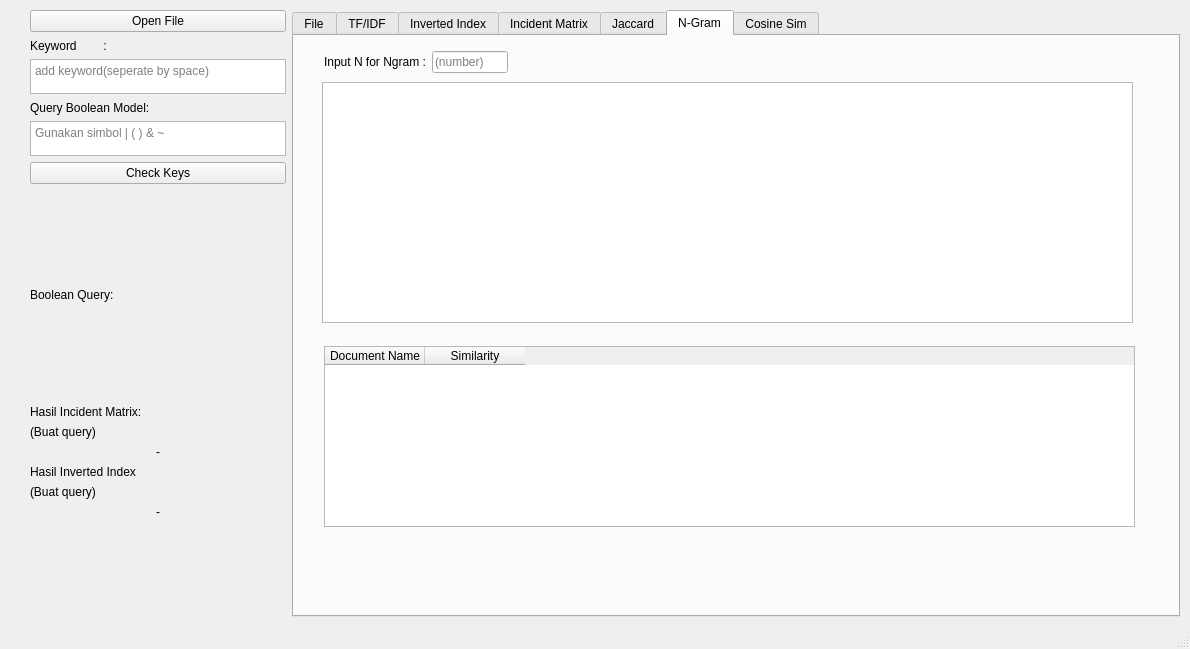
First picture: the form in main.ui, repository andre002wp/STKI-Semester-5, before the edit.
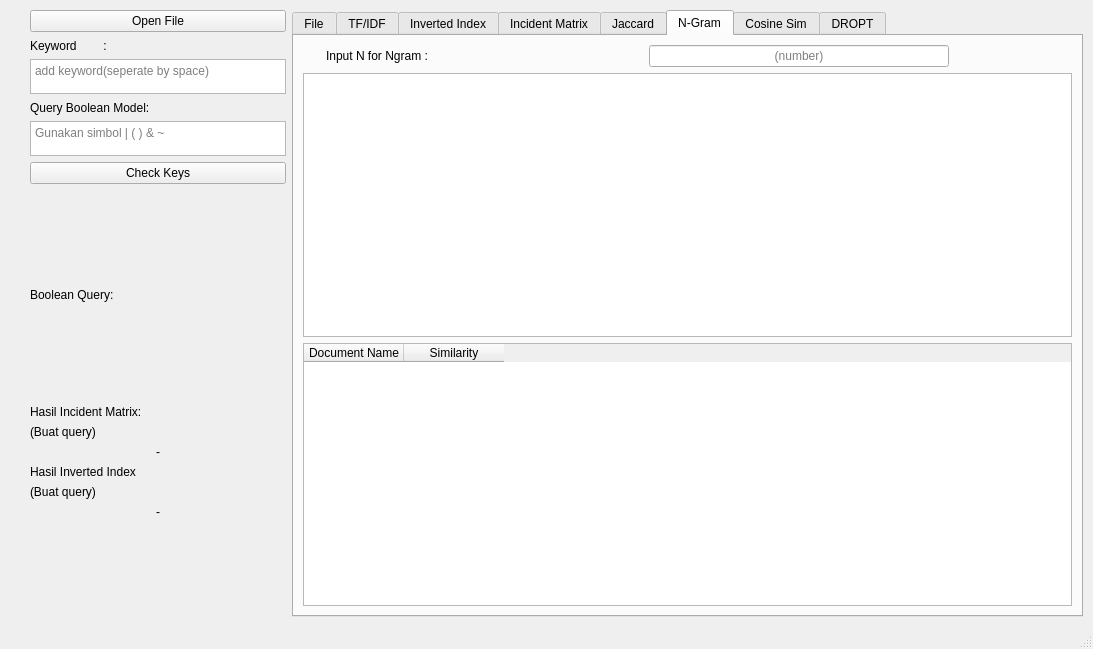
Second picture: the form after the edit. The open tabs and pages were chosen to show the change.

```diff
--- a/main.ui
+++ b/main.ui
@@ -6,7 +6,7 @@
    <rect>
     <x>0</x>
     <y>0</y>
-    <width>1190</width>
+    <width>1093</width>
     <height>649</height>
    </rect>
   </property>
@@ -243,7 +243,7 @@
            </sizepolicy>
           </property>
           <property name="currentIndex">
-           <number>0</number>
+           <number>7</number>
           </property>
           <widget class="QWidget" name="tab">
            <property name="sizePolicy">
@@ -570,15 +570,9 @@
            <attribute name="title">
             <string>Jaccard</string>
            </attribute>
+           <layout class="QGridLayout" name="gridLayout_5">
+            <item row="0" column="0">
            <widget class="QTextEdit" name="txt_jaccard_result">
-            <property name="geometry">
-             <rect>
-              <x>28</x>
-              <y>26</y>
-              <width>811</width>
-              <height>261</height>
-             </rect>
-            </property>
             <property name="font">
              <font>
               <pointsize>10</pointsize>
@@ -588,15 +582,9 @@
              <bool>true</bool>
             </property>
            </widget>
+            </item>
+            <item row="1" column="0">
            <widget class="QTableWidget" name="jaccard_result_table">
-            <property name="geometry">
-             <rect>
-              <x>30</x>
-              <y>310</y>
-              <width>811</width>
-              <height>181</height>
-             </rect>
-            </property>
             <column>
              <property name="text">
               <string>Document Name</string>
@@ -608,64 +596,30 @@
              </property>
             </column>
            </widget>
+            </item>
+           </layout>
           </widget>
           <widget class="QWidget" name="tab_6">
            <attribute name="title">
             <string>N-Gram</string>
            </attribute>
-           <widget class="QTableWidget" name="n_gram_result_table">
-            <property name="geometry">
-             <rect>
-              <x>30</x>
-              <y>310</y>
-              <width>811</width>
-              <height>181</height>
-             </rect>
-            </property>
-            <column>
-             <property name="text">
-              <string>Document Name</string>
-             </property>
-            </column>
-            <column>
-             <property name="text">
-              <string>Similarity</string>
-             </property>
-            </column>
-           </widget>
-           <widget class="QTextEdit" name="txt_ngram_result">
-            <property name="geometry">
-             <rect>
-              <x>28</x>
-              <y>46</y>
-              <width>811</width>
-              <height>241</height>
-             </rect>
-            </property>
-            <property name="font">
-             <font>
-              <pointsize>10</pointsize>
-             </font>
-            </property>
-            <property name="readOnly">
-             <bool>true</bool>
-            </property>
-           </widget>
-           <widget class="QWidget" name="horizontalLayoutWidget">
-            <property name="geometry">
-             <rect>
-              <x>30</x>
-              <y>10</y>
-              <width>184</width>
-              <height>32</height>
-             </rect>
-            </property>
+           <layout class="QGridLayout" name="gridLayout_4">
+            <item row="0" column="0">
             <layout class="QHBoxLayout" name="horizontalLayout_3">
+              <property name="spacing">
+               <number>0</number>
+              </property>
+              <property name="sizeConstraint">
+               <enum>QLayout::SetDefaultConstraint</enum>
+              </property>
+              <property name="rightMargin">
+               <number>100</number>
+              </property>
              <item>
               <widget class="QLabel" name="label_6">
                <property name="maximumSize">
                 <size>
-                 <width>400</width>
+                  <width>300</width>
                  <height>16777215</height>
                 </size>
                </property>
@@ -676,33 +630,63 @@
              </item>
              <item>
               <widget class="QLineEdit" name="txt_input_ngram">
+                <property name="sizePolicy">
+                 <sizepolicy hsizetype="Minimum" vsizetype="Fixed">
+                  <horstretch>0</horstretch>
+                  <verstretch>0</verstretch>
+                 </sizepolicy>
+                </property>
                <property name="maximumSize">
                 <size>
-                 <width>80</width>
+                  <width>300</width>
                  <height>16777215</height>
                 </size>
                </property>
+                <property name="alignment">
+                 <set>Qt::AlignCenter</set>
+                </property>
                <property name="placeholderText">
                 <string>(number)</string>
                </property>
               </widget>
              </item>
             </layout>
-           </widget>
+            </item>
+            <item row="2" column="0">
+             <widget class="QTableWidget" name="n_gram_result_table">
+              <column>
+               <property name="text">
+                <string>Document Name</string>
+               </property>
+              </column>
+              <column>
+               <property name="text">
+                <string>Similarity</string>
+               </property>
+              </column>
+             </widget>
+            </item>
+            <item row="1" column="0">
+             <widget class="QTextEdit" name="txt_ngram_result">
+              <property name="font">
+               <font>
+                <pointsize>10</pointsize>
+               </font>
+              </property>
+              <property name="readOnly">
+               <bool>true</bool>
+              </property>
+             </widget>
+            </item>
+           </layout>
           </widget>
           <widget class="QWidget" name="tab_7">
            <attribute name="title">
             <string>Cosine Sim</string>
            </attribute>
+           <layout class="QGridLayout" name="gridLayout_3">
+            <item row="0" column="0">
            <widget class="QTextEdit" name="txt_cosine_result">
-            <property name="geometry">
-             <rect>
-              <x>28</x>
-              <y>26</y>
-              <width>811</width>
-              <height>261</height>
-             </rect>
-            </property>
             <property name="font">
              <font>
               <pointsize>10</pointsize>
@@ -712,17 +696,44 @@
              <bool>true</bool>
             </property>
            </widget>
+            </item>
+            <item row="1" column="0">
            <widget class="QTableWidget" name="cosine_result_table">
-            <property name="geometry">
-             <rect>
-              <x>30</x>
-              <y>310</y>
-              <width>811</width>
-              <height>181</height>
-             </rect>
-            </property>
+              <column>
+               <property name="text">
+                <string>Document Name</string>
+               </property>
+              </column>
             <column>
              <property name="text">
+                <string>Similarity</string>
+               </property>
+              </column>
+             </widget>
+            </item>
+           </layout>
+          </widget>
+          <widget class="QWidget" name="tab_8">
+           <attribute name="title">
+            <string>DROPT</string>
+           </attribute>
+           <layout class="QGridLayout" name="gridLayout_6">
+            <item row="0" column="0">
+             <widget class="QTextEdit" name="txt_dropt_result">
+              <property name="font">
+               <font>
+                <pointsize>10</pointsize>
+               </font>
+              </property>
+              <property name="readOnly">
+               <bool>true</bool>
+              </property>
+             </widget>
+            </item>
+            <item row="1" column="0">
+             <widget class="QTableWidget" name="dropt_result_table">
+              <column>
+               <property name="text">
               <string>Document Name</string>
              </property>
             </column>
@@ -732,6 +743,8 @@
              </property>
             </column>
            </widget>
+            </item>
+           </layout>
           </widget>
          </widget>
         </item>
@@ -746,8 +759,8 @@
     <rect>
      <x>0</x>
      <y>0</y>
-     <width>1190</width>
-     <height>24</height>
+     <width>1093</width>
+     <height>26</height>
     </rect>
    </property>
   </widget>
```
Lines whose indentation alone changed are shown as unchanged.
